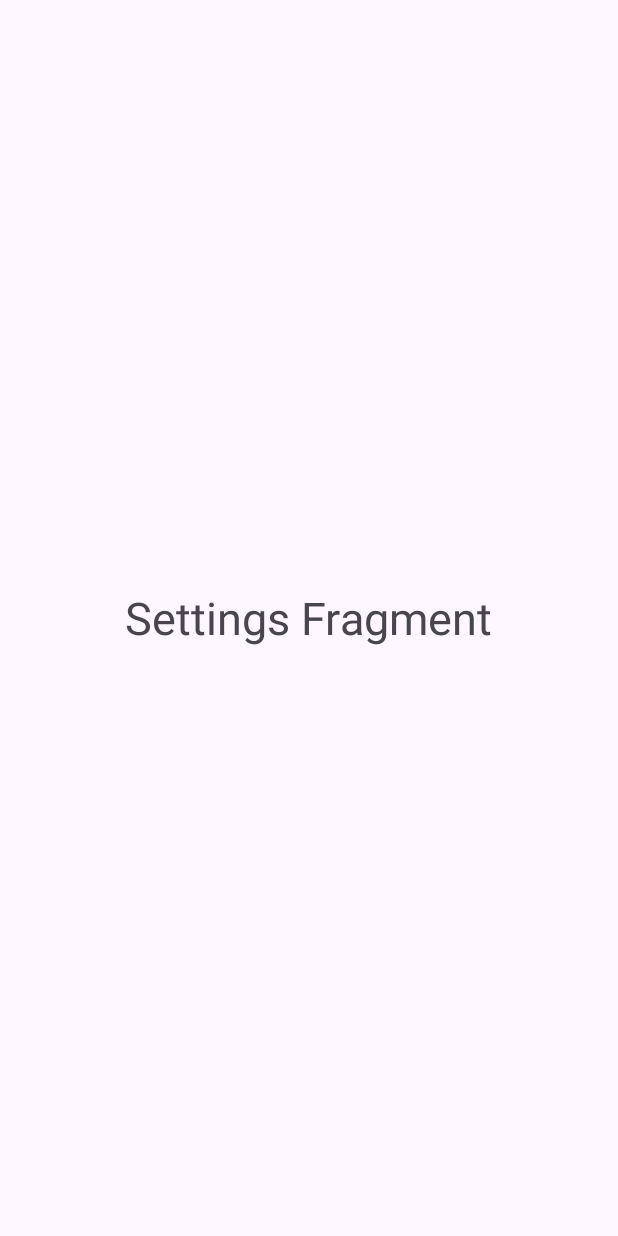
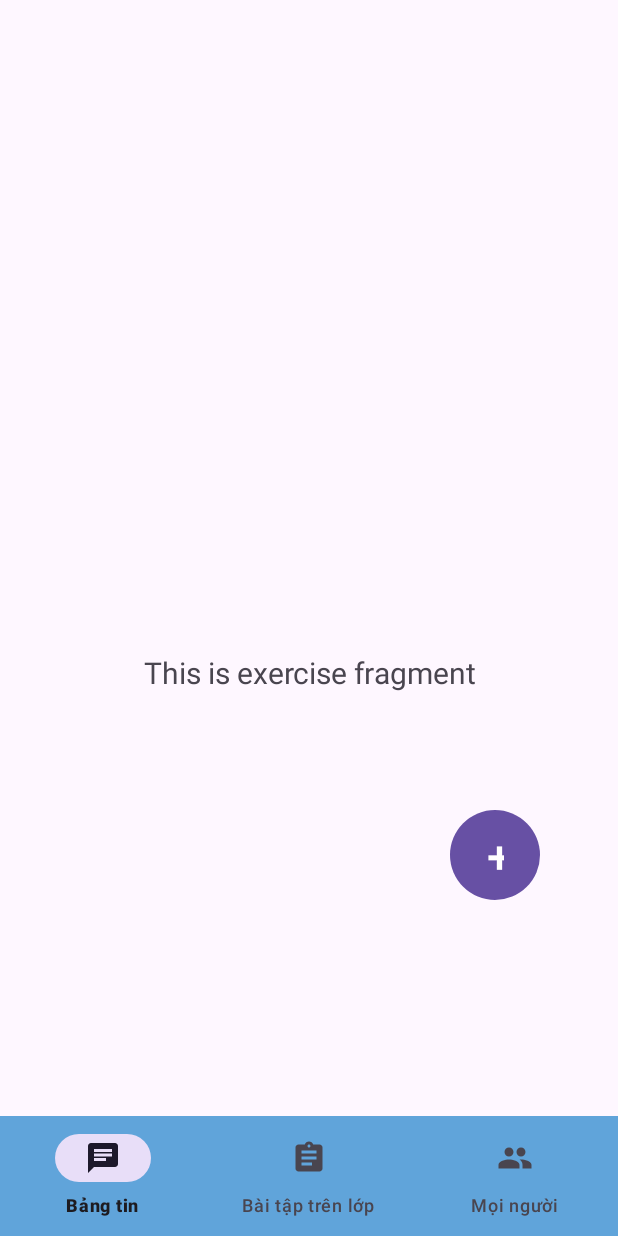
Before and after one commit to phannhan-2503/Classroom02, an Android app: the fragment TeachFragment shown on its own in the app's theme, on a phone screen of 412 x 824 dp. Run offline under Robolectric (Android 15) with nearby library versions, the phone set to English and light mode, and no system bars.

Commit message:
Fix interface exer,teach

```diff
--- a/app/build.gradle.kts
+++ b/app/build.gradle.kts
@@ -43,6 +43,8 @@ dependencies {
     implementation("androidx.lifecycle:lifecycle-viewmodel-ktx:2.7.0")
     implementation("androidx.navigation:navigation-fragment:2.7.7")
     implementation("androidx.navigation:navigation-ui:2.7.7")
+    //implementation("androidx.databinding:viewbinding:8.2.1")
+
 
     implementation("androidx.recyclerview:recyclerview-selection:1.1.0")
     implementation("androidx.cardview:cardview:1.0.0")
@@ -52,4 +54,6 @@ dependencies {
     implementation("com.google.firebase:firebase-analytics")
 
     implementation("com.squareup.picasso:picasso:2.71828")
+
+    implementation("androidx.databinding:viewbinding:8.2.1")
 }
--- a/app/src/main/java/com/example/classroom02/Fragment/ExerFragment.java
+++ b/app/src/main/java/com/example/classroom02/Fragment/TeachFragment.java
@@ -10,11 +10,11 @@ import android.view.ViewGroup;
 
 import com.example.classroom02.R;
 
-public class ExerFragment extends Fragment {
+public class TeachFragment extends Fragment {
 
     public View onCreateView(LayoutInflater inflater, ViewGroup container,
                              Bundle savedInstanceState) {
         // Inflate the layout for this fragment
-        return inflater.inflate(R.layout.fragment_settings, container, false);
+        return inflater.inflate(R.layout.fragment_teacher, container, false);
     }
 }
--- a/app/src/main/java/com/example/classroom02/MainActivity.java
+++ b/app/src/main/java/com/example/classroom02/MainActivity.java
@@ -6,23 +6,34 @@ import androidx.appcompat.app.AppCompatActivity;
 import androidx.appcompat.widget.Toolbar;
 import androidx.core.view.GravityCompat;
 import androidx.drawerlayout.widget.DrawerLayout;
+import androidx.navigation.NavController;
+import androidx.navigation.Navigation;
+import androidx.navigation.ui.AppBarConfiguration;
+import androidx.navigation.ui.NavigationUI;
 
 import android.os.Bundle;
 import android.view.MenuItem;
+
 
 import com.example.classroom02.Fragment.ArchivedClassesFragment;
 import com.example.classroom02.Fragment.HomeFragment;
 import com.example.classroom02.Fragment.NotificationFragment;
 import com.example.classroom02.Fragment.SettingsFragment;
+import com.example.classroom02.Fragment.TeachFragment;
+import com.example.classroom02.databinding.ActivityMainBinding;
+import com.example.classroom02.ui.exer.ExerFragment;
+import com.google.android.material.bottomnavigation.BottomNavigationView;
 import com.google.android.material.navigation.NavigationView;
 import com.google.firebase.database.FirebaseDatabase;
 
 public class MainActivity extends AppCompatActivity implements NavigationView.OnNavigationItemSelectedListener {
     private DrawerLayout drawerLayout;
+    private ActivityMainBinding binding;
 
     @Override
     protected void onCreate(Bundle savedInstanceState) {
         super.onCreate(savedInstanceState);
+
         setContentView(R.layout.activity_main);
         Toolbar toolbar = findViewById(R.id.toolbar); //Ignore red line errors
         setSupportActionBar(toolbar);
@@ -38,7 +49,9 @@ public class MainActivity extends AppCompatActivity implements NavigationView.On
             navigationView.setCheckedItem(R.id.home);
 
         }
+
     }
+
     @Override
     public boolean onNavigationItemSelected(@NonNull MenuItem item) {
         if (item.getItemId() == R.id.home) {
@@ -49,10 +62,14 @@ public class MainActivity extends AppCompatActivity implements NavigationView.On
             getSupportFragmentManager().beginTransaction().replace(R.id.fragment_container, new ArchivedClassesFragment()).commit();
         } else if (item.getItemId() == R.id.Settings) {
             getSupportFragmentManager().beginTransaction().replace(R.id.fragment_container, new SettingsFragment()).commit();
+        } else if (item.getItemId() == R.id.Exer) {
+            getSupportFragmentManager().beginTransaction().replace(R.id.fragment_container, new TeachFragment()).commit();
         }
             drawerLayout.closeDrawer(GravityCompat.START);
             return true;
         }
+
+
         @Override
         public void onBackPressed() {
             if (drawerLayout.isDrawerOpen(GravityCompat.START)) {
--- a/app/src/main/java/com/example/classroom02/ui/exer/ExerFragment.java
+++ b/app/src/main/java/com/example/classroom02/ui/exer/ExerFragment.java
@@ -1,37 +1,37 @@
-//package com.example.classroom02.ui.exer;
-//
-//import android.os.Bundle;
-//import android.view.LayoutInflater;
-//import android.view.View;
-//import android.view.ViewGroup;
-//import android.widget.TextView;
-//
-//import androidx.annotation.NonNull;
-//import androidx.fragment.app.Fragment;
-//import androidx.lifecycle.ViewModelProvider;
-//
-//import com.example.classroom02.databinding.FragmentExerBinding;
-//
-//public class ExerFragment extends Fragment {
-//
-//    private FragmentExerBinding binding;
-//
-//    public View onCreateView(@NonNull LayoutInflater inflater,
-//                             ViewGroup container, Bundle savedInstanceState) {
-//        ExerViewModel exerViewModel =
-//                new ViewModelProvider(this).get(ExerViewModel.class);
-//
-//        binding = FragmentExerBinding.inflate(inflater, container, false);
-//        View root = binding.getRoot();
-//
-//        final TextView textView = binding.textExer;
-//        exerViewModel.getText().observe(getViewLifecycleOwner(), textView::setText);
-//        return root;
-//    }
-//
-//    @Override
-//    public void onDestroyView() {
-//        super.onDestroyView();
-//        binding = null;
-//    }
-//}
+package com.example.classroom02.ui.exer;
+
+import android.os.Bundle;
+import android.view.LayoutInflater;
+import android.view.View;
+import android.view.ViewGroup;
+import android.widget.TextView;
+
+import androidx.annotation.NonNull;
+import androidx.fragment.app.Fragment;
+import androidx.lifecycle.ViewModelProvider;
+
+import com.example.classroom02.databinding.FragmentExerBinding;
+
+public class ExerFragment extends Fragment {
+
+    private FragmentExerBinding binding;
+
+    public View onCreateView(@NonNull LayoutInflater inflater,
+                             ViewGroup container, Bundle savedInstanceState) {
+        ExerViewModel exerViewModel =
+                new ViewModelProvider(this).get(ExerViewModel.class);
+
+        binding = FragmentExerBinding.inflate(inflater, container, false);
+        View root = binding.getRoot();
+
+        final TextView textView = binding.textExer;
+        exerViewModel.getText().observe(getViewLifecycleOwner(), textView::setText);
+        return root;
+    }
+
+    @Override
+    public void onDestroyView() {
+        super.onDestroyView();
+        binding = null;
+    }
+}
--- /dev/null
+++ b/app/src/main/res/drawable/cus_btn.xml
@@ -0,0 +1,11 @@
+<?xml version="1.0" encoding="utf-8"?>
+<shape
+    android:shape="rectangle"
+    xmlns:android="http://schemas.android.com/apk/res/android">
+    <size android:width="50dp"
+        android:height="50dp"/>
+    <gradient android:startColor="#4A8EC5"
+        android:endColor="#687EFB"
+        />
+    <corners android:radius="30dp"/>
+</shape>
--- /dev/null
+++ b/app/src/main/res/layout/fragment_exer.xml
@@ -0,0 +1,38 @@
+<?xml version="1.0" encoding="utf-8"?>
+<androidx.constraintlayout.widget.ConstraintLayout xmlns:android="http://schemas.android.com/apk/res/android"
+    xmlns:app="http://schemas.android.com/apk/res-auto"
+    xmlns:tools="http://schemas.android.com/tools"
+    android:layout_width="match_parent"
+    android:layout_height="match_parent"
+    tools:context=".ui.exer.ExerFragment">
+
+    <TextView
+        android:id="@+id/text_exer"
+        android:layout_width="match_parent"
+        android:layout_height="wrap_content"
+        android:layout_marginStart="8dp"
+        android:layout_marginTop="8dp"
+        android:layout_marginEnd="8dp"
+        android:textAlignment="center"
+        android:textSize="20sp"
+        app:layout_constraintBottom_toBottomOf="parent"
+        app:layout_constraintEnd_toEndOf="parent"
+        app:layout_constraintStart_toStartOf="parent"
+        app:layout_constraintTop_toTopOf="parent" />
+
+
+    <Button
+        android:id="@+id/btn_addexer"
+        android:layout_width="60dp"
+        android:layout_height="60dp"
+        android:layout_marginStart="300dp"
+        android:layout_marginTop="476dp"
+        android:background="@drawable/cus_btn"
+        android:backgroundTint="@null"
+        android:text="+"
+        android:textSize="30dp"
+        android:textColor="@color/white"
+
+        app:layout_constraintStart_toStartOf="parent"
+        app:layout_constraintTop_toTopOf="parent" />
+</androidx.constraintlayout.widget.ConstraintLayout>
--- /dev/null
+++ b/app/src/main/res/layout/fragment_teacher.xml
@@ -0,0 +1,33 @@
+<?xml version="1.0" encoding="utf-8"?>
+<androidx.constraintlayout.widget.ConstraintLayout xmlns:android="http://schemas.android.com/apk/res/android"
+    xmlns:app="http://schemas.android.com/apk/res-auto"
+    android:id="@+id/container"
+    android:layout_width="match_parent"
+    android:layout_height="match_parent"
+    android:paddingTop="?attr/actionBarSize">
+
+    <com.google.android.material.bottomnavigation.BottomNavigationView
+        android:id="@+id/nav_view"
+        android:layout_width="0dp"
+        android:layout_height="wrap_content"
+        android:layout_marginStart="0dp"
+        android:layout_marginEnd="0dp"
+        android:background="#60A4DA"
+        app:layout_constraintBottom_toBottomOf="parent"
+        app:layout_constraintLeft_toLeftOf="parent"
+        app:layout_constraintRight_toRightOf="parent"
+        app:menu="@menu/bottom_nav_menu" />
+
+    <fragment
+        android:id="@+id/nav_host_fragment_activity_main"
+        android:name="androidx.navigation.fragment.NavHostFragment"
+        android:layout_width="match_parent"
+        android:layout_height="match_parent"
+        app:defaultNavHost="true"
+        app:layout_constraintBottom_toTopOf="@id/nav_view"
+        app:layout_constraintLeft_toLeftOf="parent"
+        app:layout_constraintRight_toRightOf="parent"
+        app:layout_constraintTop_toTopOf="parent"
+        app:navGraph="@navigation/nav_teacher" />
+
+</androidx.constraintlayout.widget.ConstraintLayout>
--- a/app/src/main/res/menu/bottom_nav_menu.xml
+++ b/app/src/main/res/menu/bottom_nav_menu.xml
@@ -4,7 +4,7 @@
     <item
         android:id="@+id/navigation_notifi"
         android:icon="@drawable/ic_notifi"
-        android:title="Bảng tin"/>
+        android:title="Bảng tin" />
 
     <item
         android:id="@+id/navigation_exer"
--- a/app/src/main/res/navigation/nav_teacher.xml
+++ b/app/src/main/res/navigation/nav_teacher.xml
@@ -2,8 +2,8 @@
 <navigation xmlns:android="http://schemas.android.com/apk/res/android"
     xmlns:app="http://schemas.android.com/apk/res-auto"
     xmlns:tools="http://schemas.android.com/tools"
-    android:id="@+id/mobile_navigation"
-    app:startDestination="@+id/navigation_notifi">
+    android:id="@+id/nav_teacher"
+    app:startDestination="@+id/navigation_exer">
 
     <fragment
         android:id="@+id/navigation_notifi"
```
Also changed, not shown: app/src/main/java/com/example/classroom02/Teacher.java (added, +37 -0 lines), app/src/main/java/com/example/classroom02/databinding/ActivityMainBinding.java (added, +75 -0 lines), app/src/main/java/com/example/classroom02/databinding/FragmentExerBinding.java (added, +68 -0 lines), app/src/main/java/com/example/classroom02/databinding/FragmentNotifiBinding.java (added, +68 -0 lines), app/src/main/java/com/example/classroom02/databinding/FragmentPeopleBinding.java (added, +69 -0 lines), app/src/main/java/com/example/classroom02/ui/notifi/NotifiFragment.java (+37 -37 lines), app/src/main/java/com/example/classroom02/ui/people/PeopleFragment.java (+37 -37 lines), app/src/main/res/layout/fragment_notifi.xml (added, +22 -0 lines), app/src/main/res/layout/fragment_people.xml (added, +22 -0 lines), app/src/main/res/layout/main_teacher.xml (renamed from app/src/main/res/layout/itf_teacher.xml). Lines whose indentation alone changed are shown as unchanged.
